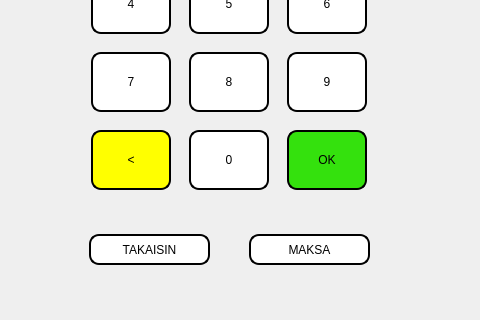
First picture: the form in bank_automat/paycreditpage.ui, repository tvt20kmo-ohjelmistokehitysprojekti/Group1, before the edit; both pictures show x 431 to 911 and y 166 to 486 of the 911 by 641 pixel window.
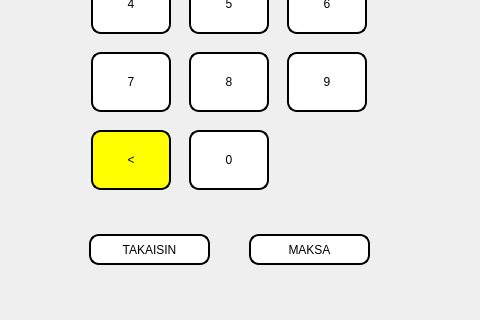
Second picture: the form after the edit.

Patch:
```diff
--- a/bank_automat/paycreditpage.ui
+++ b/bank_automat/paycreditpage.ui
@@ -378,35 +378,6 @@
       </property>
      </widget>
     </item>
-    <item row="3" column="3">
-     <widget class="QPushButton" name="Btn_OK_3">
-      <property name="sizePolicy">
-       <sizepolicy hsizetype="Fixed" vsizetype="Fixed">
-        <horstretch>0</horstretch>
-        <verstretch>0</verstretch>
-       </sizepolicy>
-      </property>
-      <property name="minimumSize">
-       <size>
-        <width>80</width>
-        <height>60</height>
-       </size>
-      </property>
-      <property name="baseSize">
-       <size>
-        <width>0</width>
-        <height>0</height>
-       </size>
-      </property>
-      <property name="styleSheet">
-       <string notr="true">
-background-color: rgb(52, 225, 13);</string>
-      </property>
-      <property name="text">
-       <string>OK</string>
-      </property>
-     </widget>
-    </item>
    </layout>
   </widget>
   <widget class="QPushButton" name="Btn_Takaisin_2">
```
Left out of the diff: 10 changed lines with no effect on the pictures.
